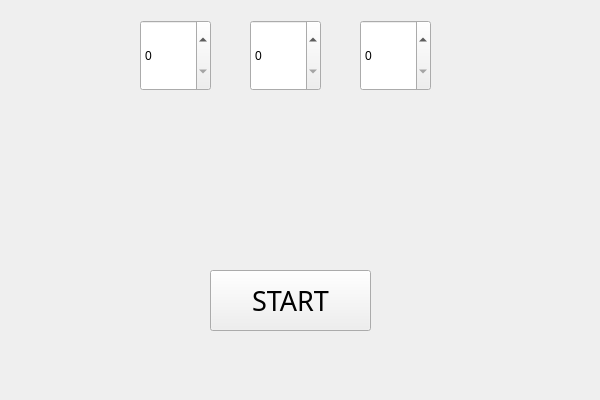
Above: timerswindow.ui from LukiancenkoL/sem3lab2 before the change. Below: the same form after it.
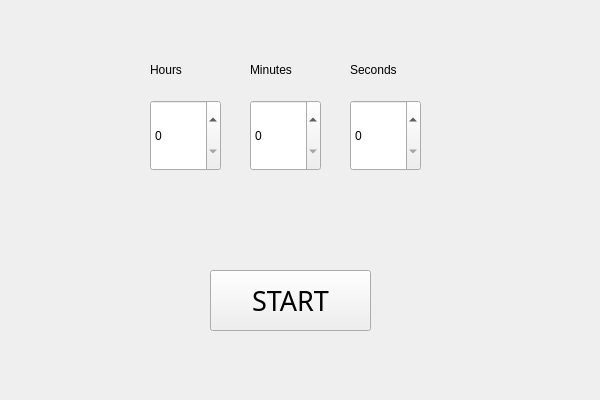
That is the form after the change.

Diff of the .ui file:
```diff
--- a/timerswindow.ui
+++ b/timerswindow.ui
@@ -16,8 +16,8 @@
   <widget class="QSpinBox" name="hours">
    <property name="geometry">
     <rect>
-     <x>140</x>
-     <y>20</y>
+     <x>150</x>
+     <y>100</y>
      <width>71</width>
      <height>71</height>
     </rect>
@@ -27,7 +27,7 @@
    <property name="geometry">
     <rect>
      <x>250</x>
-     <y>20</y>
+     <y>100</y>
      <width>71</width>
      <height>71</height>
     </rect>
@@ -36,8 +36,8 @@
   <widget class="QSpinBox" name="seconds">
    <property name="geometry">
     <rect>
-     <x>360</x>
-     <y>20</y>
+     <x>350</x>
+     <y>100</y>
      <width>71</width>
      <height>71</height>
     </rect>
@@ -62,6 +62,45 @@
     <string>START</string>
    </property>
   </widget>
+  <widget class="QLabel" name="label">
+   <property name="geometry">
+    <rect>
+     <x>150</x>
+     <y>60</y>
+     <width>61</width>
+     <height>20</height>
+    </rect>
+   </property>
+   <property name="text">
+    <string>Hours</string>
+   </property>
+  </widget>
+  <widget class="QLabel" name="label_2">
+   <property name="geometry">
+    <rect>
+     <x>250</x>
+     <y>60</y>
+     <width>61</width>
+     <height>20</height>
+    </rect>
+   </property>
+   <property name="text">
+    <string>Minutes</string>
+   </property>
+  </widget>
+  <widget class="QLabel" name="label_3">
+   <property name="geometry">
+    <rect>
+     <x>350</x>
+     <y>60</y>
+     <width>61</width>
+     <height>20</height>
+    </rect>
+   </property>
+   <property name="text">
+    <string>Seconds</string>
+   </property>
+  </widget>
  </widget>
  <resources/>
  <connections/>
```
Left out of the diff: 4 changed lines with no effect on the pictures.
